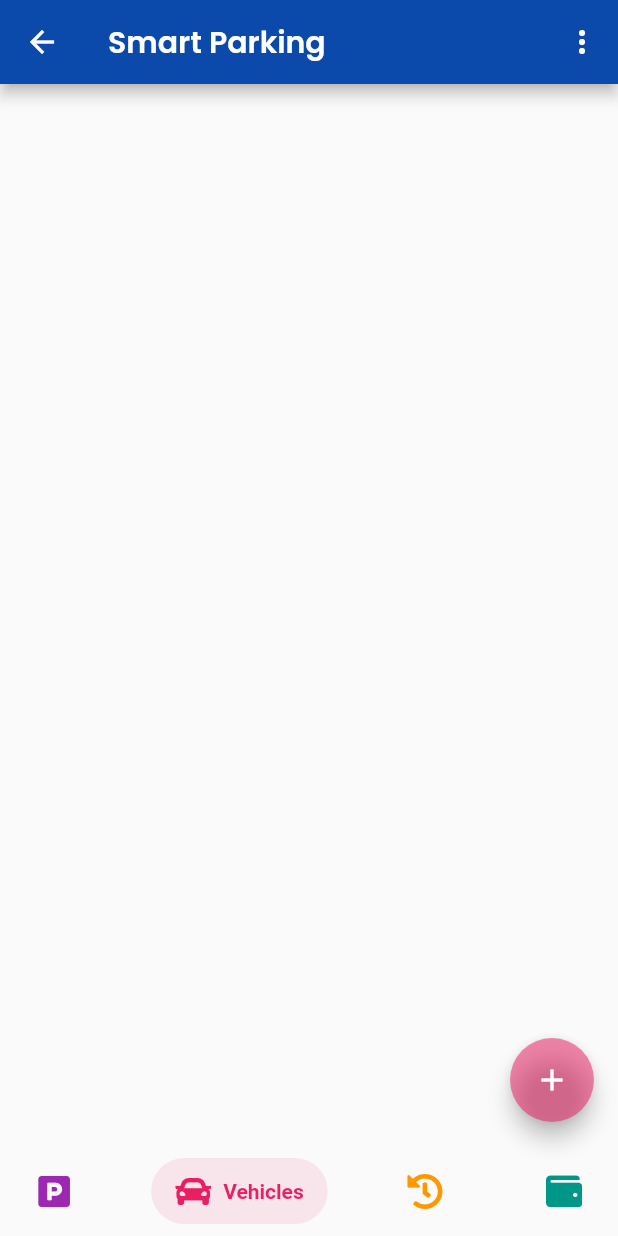
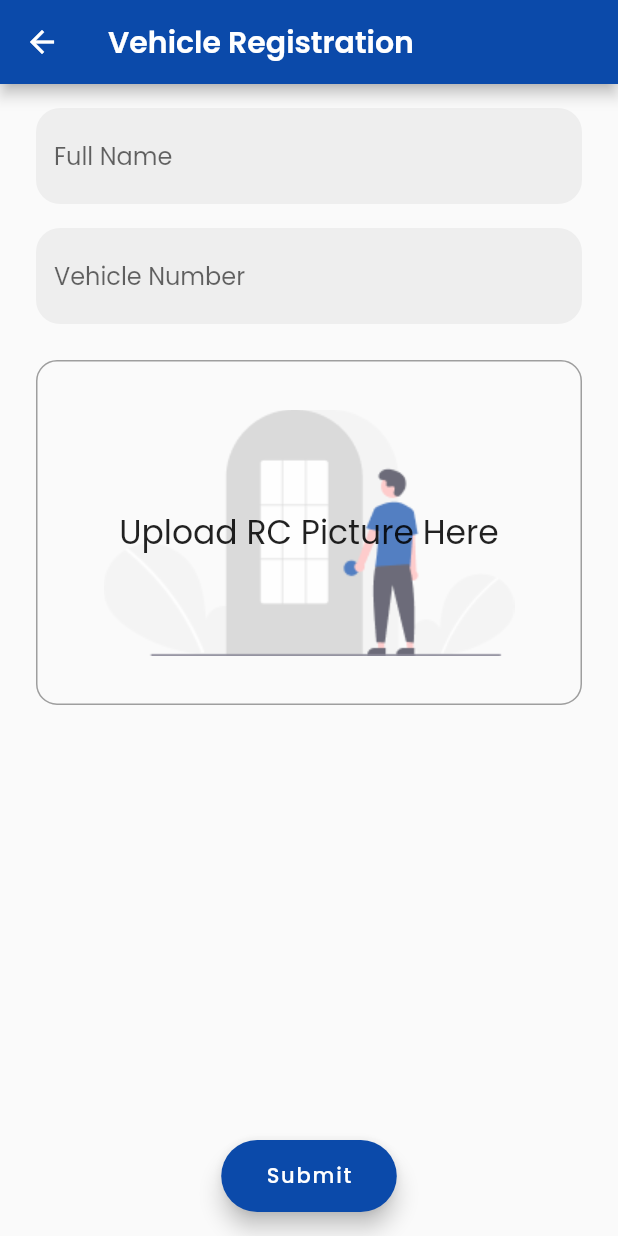
Before and after one commit to raghav1701/Hack-O-Futurista, a Flutter app: the DashboardScreen screen opened by its route, item 2 of the bottom bar chosen, after a tap on the "add" icon, on a phone screen of 412 x 824 dp. Run offline on Flutter 3.47's test engine with Material 2 defaults, Android fonts, the phone set to English and light mode, and no system bars; drawn by our look-alikes of salomon_bottom_bar; our stand-ins replace cloud_firestore, cloud_functions, firebase_auth, firebase_core, firebase_storage, font_awesome_flutter and 7 more; missing offline and left inert: cloud_firestore_web, cloud_functions_web, firebase_auth_web, firebase_core_web, firebase_storage_web, google_sign_in_web and 3 more; accounts and stored records are empty.

Commit message:
My Vehicles

```diff
--- a/lib/generated_plugin_registrant.dart
+++ b/lib/generated_plugin_registrant.dart
@@ -11,6 +11,7 @@ import 'package:firebase_auth_web/firebase_auth_web.dart';
 import 'package:firebase_core_web/firebase_core_web.dart';
 import 'package:firebase_storage_web/firebase_storage_web.dart';
 import 'package:google_sign_in_web/google_sign_in_web.dart';
+import 'package:image_picker_for_web/image_picker_for_web.dart';
 import 'package:shared_preferences_web/shared_preferences_web.dart';
 import 'package:url_launcher_web/url_launcher_web.dart';
 
@@ -24,6 +25,7 @@ void registerPlugins(Registrar registrar) {
   FirebaseCoreWeb.registerWith(registrar);
   FirebaseStorageWeb.registerWith(registrar);
   GoogleSignInPlugin.registerWith(registrar);
+  ImagePickerPlugin.registerWith(registrar);
   SharedPreferencesPlugin.registerWith(registrar);
   UrlLauncherPlugin.registerWith(registrar);
   registrar.registerMessageHandler();
--- a/lib/src/resources/routes.dart
+++ b/lib/src/resources/routes.dart
@@ -8,10 +8,11 @@ class Routes {
   static const welcome = '/welcome';
   static const signin = '/signin';
   static const signup = '/signup';
+  static const dashboard = '/dashboard';
+  static const vehicleRegister = '/vehicleRegister';
   static const bookslot = '/bookslot';
   static const tnc = '/terms';
 
-  static const dashboard = '/dashboard';
 
   static Map<String, WidgetBuilder> routes = {
     wrapper: (_) => const Wrapper(),
@@ -21,6 +22,7 @@ class Routes {
     signup: (_) => const SignupScreen(),
 
     dashboard: (_) => const DashboardScreen(),
+    vehicleRegister: (_) => VehicleRegistraionForm(),
 
     bookslot: (_) => const BookSlot(),
 
--- a/lib/src/themes/light.dart
+++ b/lib/src/themes/light.dart
@@ -52,6 +52,10 @@ ThemeData lightTheme = ThemeData.light().copyWith(
     color: Colors.grey.shade600,
   ),
 
+  floatingActionButtonTheme: const FloatingActionButtonThemeData(
+    backgroundColor: Color(0xFF0B4AAA),
+  ),
+
   inputDecorationTheme: const InputDecorationTheme(
     border: OutlineInputBorder(
       borderSide: BorderSide.none,
--- a/lib/src/views/auth/signin.dart
+++ b/lib/src/views/auth/signin.dart
@@ -2,7 +2,6 @@ import 'package:bugbusters/application.dart';
 import 'package:flutter/material.dart';
 
 import 'components/btn.dart';
-import 'components/form_field.dart';
 
 class SigninScreen extends StatefulWidget {
   const SigninScreen({Key? key}) : super(key: key);
--- a/lib/src/views/auth/signup.dart
+++ b/lib/src/views/auth/signup.dart
@@ -2,7 +2,6 @@ import 'package:bugbusters/application.dart';
 import 'package:flutter/material.dart';
 
 import 'components/btn.dart';
-import 'components/form_field.dart';
 
 class SignupScreen extends StatefulWidget {
   const SignupScreen({Key? key}) : super(key: key);
--- a/lib/src/views/dashboard/dashboard.dart
+++ b/lib/src/views/dashboard/dashboard.dart
@@ -23,12 +23,6 @@ class _DashboardScreenState extends State<DashboardScreen> {
 
   final _fragments = [
     BottomBarItem(
-      label: 'Parking',
-      icon: FontAwesomeIcons.parking,
-      color: Colors.purple,
-      widget: const MyParkings(),
-    ),
-    BottomBarItem(
       label: 'Vehicles',
       icon: FontAwesomeIcons.car,
       color: Colors.pink,
@@ -49,22 +43,59 @@ class _DashboardScreenState extends State<DashboardScreen> {
   ];
 
   @override
+  void initState() {
+    super.initState();
+    _fragments.insert(
+        0,
+        BottomBarItem(
+          label: 'Parking',
+          icon: FontAwesomeIcons.parking,
+          color: Colors.purple,
+          widget: MyParkings(
+            trigger: parkCarTrigger,
+          ),
+        ));
+  }
+
+  void parkCarTrigger() {
+    setState(() {
+      currentPage = 1;
+    });
+    showDialog(
+        context: context,
+        barrierDismissible: false,
+        useSafeArea: true,
+        builder: (context) {
+          return AlertDialog(
+            title: const Text('Select Vehicle'),
+            content: const Text('Select a vehicle from the list of vehicles you\'ve added, if not then add a vehicle first then scan the bar code at some parking.'),
+            actions: [
+              TextButton(
+                onPressed: () {
+                  Navigator.of(context).pop();
+                },
+                child: const Text('Dismiss'),
+              ),
+            ],
+          );
+        });
+  }
+
+  @override
   Widget build(BuildContext context) {
     return Scaffold(
       appBar: AppBar(
         title: const Text(AppDetails.name),
         actions: [
-          PopupMenuButton<String>(
-            onSelected: (value) async {
-              await FirebaseAuth.instance.signOut();
-              Navigator.of(context).pushNamedAndRemoveUntil(Routes.welcome, (route) => false);
-            },
-            itemBuilder: (context) {
-              return [
-                const PopupMenuItem(child: Text('Log Out'), value: 'logout'),
-              ];
-            }
-          )
+          PopupMenuButton<String>(onSelected: (value) async {
+            await FirebaseAuth.instance.signOut();
+            Navigator.of(context)
+                .pushNamedAndRemoveUntil(Routes.welcome, (route) => false);
+          }, itemBuilder: (context) {
+            return [
+              const PopupMenuItem(child: Text('Log Out'), value: 'logout'),
+            ];
+          })
         ],
       ),
       body: _fragments[currentPage].widget,
@@ -84,7 +115,12 @@ class _DashboardScreenState extends State<DashboardScreen> {
         visible: currentPage < 2,
         child: FloatingActionButton(
           onPressed: () {
-
+            if (currentPage == 0) {
+              parkCarTrigger();
+            }
+            if (currentPage == 1) {
+              Navigator.of(context).pushNamed(Routes.vehicleRegister);
+            }
           },
           backgroundColor: _fragments[currentPage].color.withAlpha(132),
           child: const Icon(Icons.add, color: Colors.white),
--- /dev/null
+++ b/lib/src/views/dashboard/fragments/vehicle_regiser.dart
@@ -0,0 +1,162 @@
+import 'dart:io';
+import 'dart:ui';
+
+import 'package:bugbusters/application.dart';
+import '../controller/vehicle.dart';
+import 'package:flutter/material.dart';
+import 'package:flutter/rendering.dart';
+import 'package:image_picker/image_picker.dart';
+
+class VehicleRegistraionForm extends StatefulWidget {
+  const VehicleRegistraionForm({Key? key}) : super(key: key);
+
+  @override
+  State<VehicleRegistraionForm> createState() => _VehicleRegistraionFormState();
+}
+
+class _VehicleRegistraionFormState extends State<VehicleRegistraionForm> {
+  final GlobalKey<FormState> _formKey = GlobalKey();
+  late final ProgressDialog progressDialog;
+
+  String? name, vehicleId, image;
+
+  void submit() {
+    if (!_formKey.currentState!.validate()) return;
+    if (image == null) {
+      ScaffoldMessenger.of(context)
+        ..hideCurrentSnackBar()
+        ..showSnackBar(const SnackBar(
+          content: Text('Please upload your vehicle RC'),
+          duration: Duration(seconds: 2),
+        ));
+      return;
+    }
+    _formKey.currentState!.save();
+    FocusScope.of(context).unfocus();
+    showConfirmDialog(
+      context: context,
+      title: 'Vehicle Registration',
+      content:
+          'By submitting this, you agree to our terms and conditions, your information will be sent to higher authorities to your confirm details?',
+      onAccept: () async {
+        await progressDialog.show();
+        addVehicle(
+          name: name!,
+          vid: vehicleId!,
+          img: image!,
+        );
+        await progressDialog.hide();
+        Navigator.of(context).pop();
+        Navigator.of(context).pop();
+      },
+    );
+  }
+
+  @override
+  void initState() {
+    super.initState();
+    progressDialog = ProgressDialog(
+      context,
+      isDismissible: false,
+      type: ProgressDialogType.normal,
+      customBody: Padding(
+        padding: const EdgeInsets.symmetric(
+          horizontal: 16.0,
+          vertical: 24.0,
+        ),
+        child: Row(
+          children: const [
+            CircularProgressIndicator(),
+            SizedBox(width: 16.0),
+            Text('Submitting Request...'),
+          ],
+        ),
+      ),
+    );
+  }
+
+  @override
+  Widget build(BuildContext context) {
+    return Scaffold(
+      appBar: AppBar(
+        title: const Text('Vehicle Registration'),
+      ),
+      floatingActionButton: FloatingActionButton.extended(
+        onPressed: submit,
+        label: const Text('  Submit  ', style: TextStyle(color: Colors.white)),
+      ),
+      floatingActionButtonLocation: FloatingActionButtonLocation.centerFloat,
+      body: SingleChildScrollView(
+        padding: const EdgeInsets.all(8.0),
+        child: Form(
+          key: _formKey,
+          child: Column(
+            children: [
+              AuthTextFormField(
+                hintText: 'Full Name',
+                onSaved: (val) => name = val,
+                validator: validateName,
+                horizontalPadding: 16.0,
+              ),
+              AuthTextFormField(
+                hintText: 'Vehicle Number',
+                onSaved: (val) => vehicleId = val,
+                validator: validateVehicleID,
+                horizontalPadding: 16.0,
+              ),
+              Container(
+                decoration: BoxDecoration(
+                  border: Border.all(width: 1.0, color: Colors.grey),
+                  borderRadius: const BorderRadius.all(Radius.circular(14.0)),
+                ),
+                margin: const EdgeInsets.all(16.0),
+                child: Visibility(
+                  visible: image == null,
+                  child: Center(
+                    child: GestureDetector(
+                      onTap: () async {
+                        ImagePicker picker = ImagePicker();
+                        var file =
+                            await picker.pickImage(source: ImageSource.camera);
+                        if (file != null) {
+                          setState(() {
+                            image = file.path;
+                          });
+                        }
+                      },
+                      child: Container(
+                        padding: const EdgeInsets.all(32.0),
+                        child: Stack(
+                          alignment: AlignmentDirectional.center,
+                          children: [
+                            Image.asset(
+                              Assets.loginPageImage,
+                              opacity:
+                                  const AlwaysStoppedAnimation<double>(0.7),
+                            ),
+                            const Text(
+                              'Upload RC Picture Here',
+                              style: TextStyle(fontSize: 22.0),
+                              textAlign: TextAlign.center,
+                            ),
+                          ],
+                        ),
+                      ),
+                    ),
+                  ),
+                  replacement: ClipRRect(
+                    borderRadius: const BorderRadius.all(Radius.circular(14.0)),
+                    child: Image.file(
+                      File(image ?? Assets.welcomePageImage),
+                    ),
+                  ),
+                ),
+              ),
+              const SizedBox(height: 60),
+            ],
+          ),
+        ),
+      ),
+    );
+  }
+}
--- a/lib/src/views/dashboard/vehicles.dart
+++ b/lib/src/views/dashboard/vehicles.dart
@@ -1,12 +1,57 @@
+import 'package:bugbusters/application.dart';
+import 'package:cloud_firestore/cloud_firestore.dart';
 import 'package:flutter/material.dart';
+import 'package:syncfusion_flutter_barcodes/barcodes.dart';
 
 class MyVehicles extends StatelessWidget {
-  const MyVehicles({ Key? key }) : super(key: key);
+  const MyVehicles({Key? key}) : super(key: key);
 
   @override
   Widget build(BuildContext context) {
-    return Container(
-
+    var uid = FirebaseAuthService.user?.uid;
+    return StreamBuilder<QuerySnapshot<Map<String, dynamic>>>(
+      stream: FirebaseFirestore.instance
+          .collection(Collections.vehicles)
+          .where('uid', isEqualTo: uid)
+          .snapshots(),
+      builder: (context, snapshot) {
+        if (!snapshot.hasData) {
+          return Center(
+            child: OutlinedButton.icon(
+              onPressed: () {
+                Navigator.of(context).pushNamed(Routes.vehicleRegister);
+              },
+              icon: const Icon(Icons.add),
+              label: const Text('Add Vehicle'),
+            ),
+          );
+        }
+        var data = snapshot.data!.docs;
+        return ListView.builder(
+          itemCount: data.length,
+          itemBuilder: (context, index) {
+            return Card(
+              margin: const EdgeInsets.fromLTRB(16.0, 16.0, 16.0, 0.0),
+              child: ExpansionTile(
+                title: Text(data[index]['vid']),
+                subtitle: Text(
+                    'Date Added: ${convertTimestampToReadable(data[index]['dateAdded'])}'),
+                children: [
+                  Container(
+                    height: 200,
+                    padding: const EdgeInsets.fromLTRB(16.0, 8.0, 16.0, 16.0),
+                    child: SfBarcodeGenerator(value: data[index]['vid']),
+                  ),
+                  const Padding(
+                    padding: EdgeInsets.fromLTRB(16.0, 8.0, 16.0, 16.0),
+                    child: Text('Scan above code at some parking.'),
+                  ),
+                ],
+              ),
+            );
+          },
+        );
+      },
     );
   }
 }
--- a/lib/src/views/views.dart
+++ b/lib/src/views/views.dart
@@ -12,3 +12,5 @@ export 'dashboard/dashboard.dart';
 export 'dashboard/parking.dart';
 export 'dashboard/vehicles.dart';
 export 'dashboard/history.dart';
+
+export 'dashboard/fragments/vehicle_regiser.dart';
--- a/lib/src/views/auth/components/form_field.dart
+++ b/lib/src/widgets/form_field.dart
@@ -8,11 +8,12 @@ class AuthTextFormField extends Padding {
     required FormFieldSetter<String>? onSaved,
     required FormFieldValidator<String>? validator,
     TextInputType? textInputType,
+    double? horizontalPadding,
     bool showText = true,
   }) : super(
           key: key,
-          padding: const EdgeInsets.symmetric(
-            horizontal: authBtnPadding,
+          padding: EdgeInsets.symmetric(
+            horizontal: horizontalPadding ?? authBtnPadding,
             vertical: 8.0,
           ),
           child: TextFormField(
--- a/lib/src/widgets/widgets.dart
+++ b/lib/src/widgets/widgets.dart
@@ -2,6 +2,7 @@ library widgets;
 
 export 'btn_social.dart';
 export 'dialog.dart';
+export 'form_field.dart';
 export 'interactive_text.dart';
 export 'progress_dialog.dart';
 export 'switch.dart';
--- a/pubspec.yaml
+++ b/pubspec.yaml
@@ -42,10 +42,12 @@ dependencies:
   font_awesome_flutter: ^9.2.0
   google_sign_in: ^5.1.1
   google_fonts: ^2.1.0
+  image_picker: ^0.8.4+3
   permission_handler: ^8.2.5
   salomon_bottom_bar: ^3.1.0
   shared_preferences: ^2.0.6
   sqflite: ^2.0.0+4
+  syncfusion_flutter_barcodes: ^19.3.46
   url_launcher: ^6.0.12
 
 dev_dependencies:
```
Also changed, not shown: lib/src/services/firebase/firestore.dart (+36 -0 lines), lib/src/services/firebase/functions.dart (+48 -9 lines), lib/src/shared/validators.dart (+10 -0 lines), lib/src/views/dashboard/controller/vehicle.dart (added, +13 -0 lines), lib/src/views/dashboard/parking.dart (+7 -2 lines), lib/src/widgets/dialog.dart (+6 -4 lines), pubspec.lock, 1 other file.
